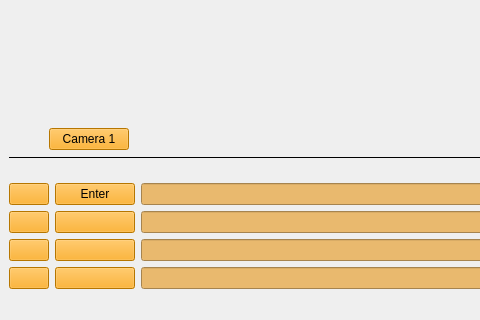
Before: the Qt Designer form src/template_gui_package/include/template_gui_package/hello_gui.ui in AliJohn5/GUI_gor_RC, drawn with Qt 5; both pictures show x 0 to 480 and y 318 to 638 of the 1132 by 638 pixel window.
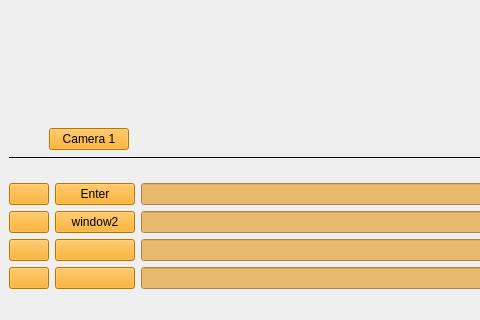
After: the same form once the commit is applied. Icons and pictures are not drawn. Custom widgets are drawn as their Qt base class.

What changed in the file:
```diff
--- a/src/template_gui_package/include/template_gui_package/hello_gui.ui
+++ b/src/template_gui_package/include/template_gui_package/hello_gui.ui
@@ -272,7 +272,7 @@
 </string>
               </property>
               <property name="text">
-               <string/>
+               <string>window2</string>
               </property>
              </widget>
             </item>
```
